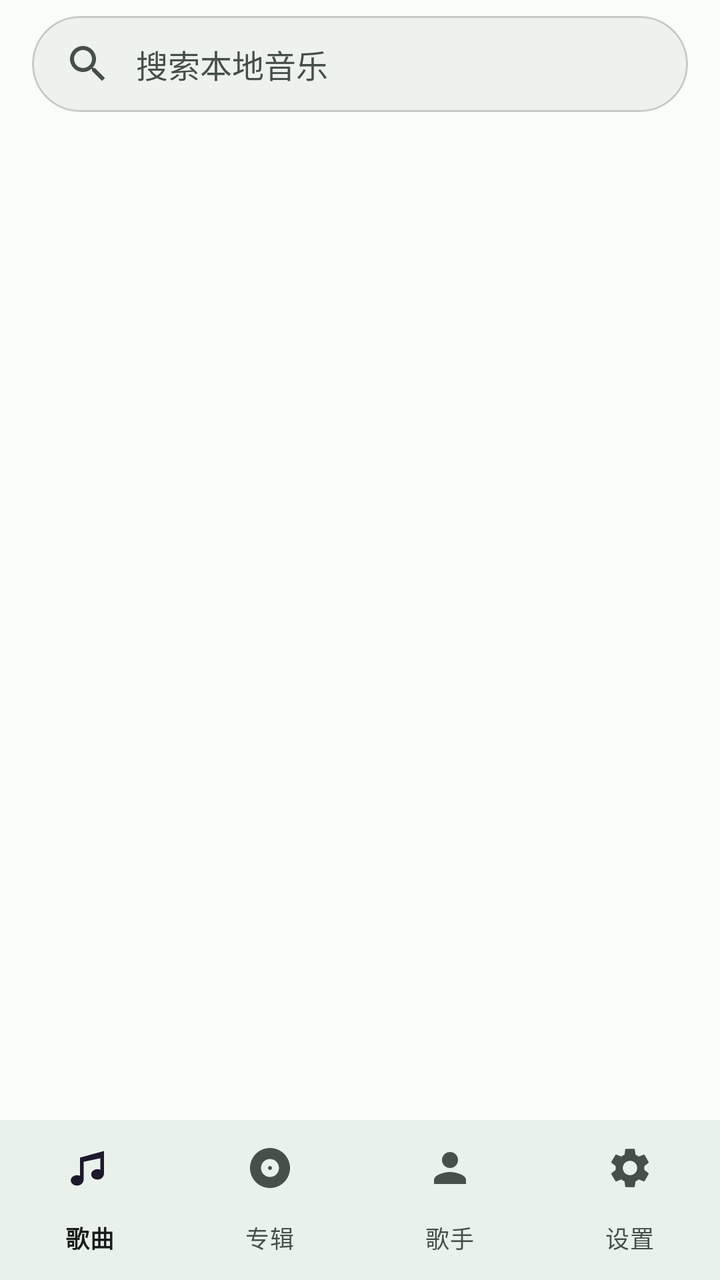
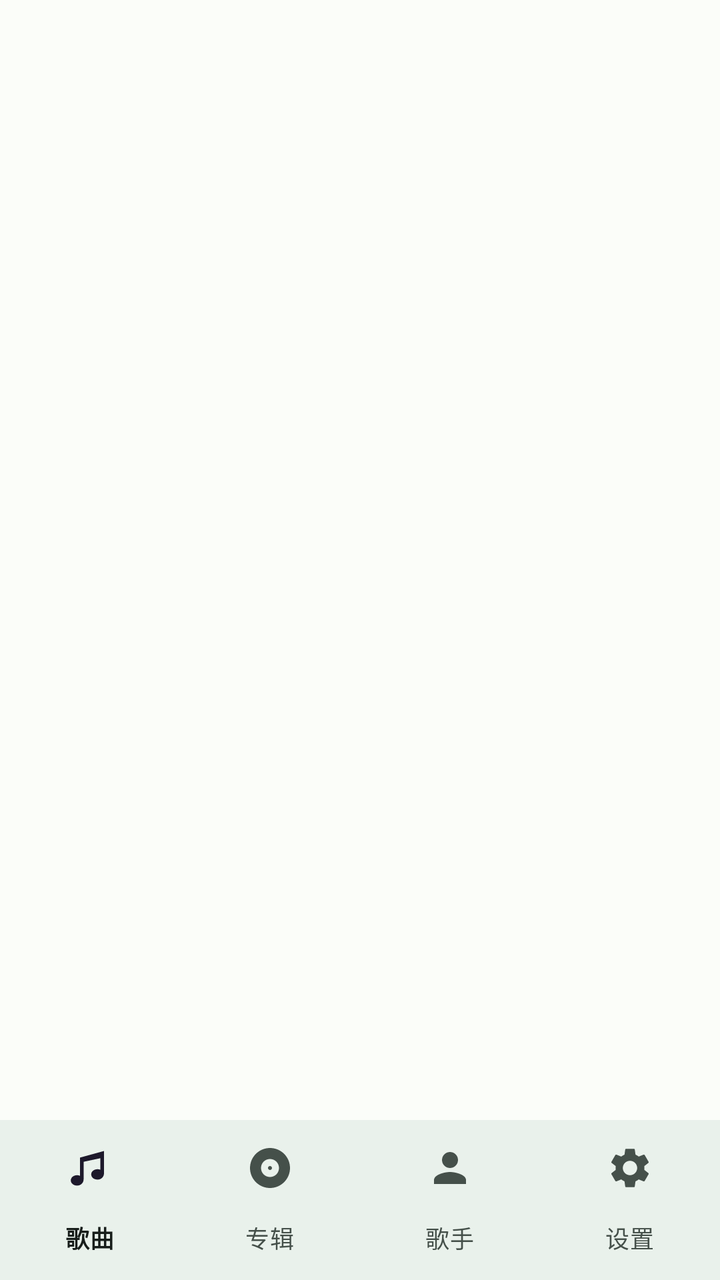

Compare the two renders of this Android layout. The source of the first and the diff that turns it into the second are given below.
<!-- AndroidManifest.xml: application theme Theme.Musicshell -->
<!-- res/layout/activity_main.xml -->
<?xml version="1.0" encoding="utf-8"?>
<androidx.coordinatorlayout.widget.CoordinatorLayout xmlns:android="http://schemas.android.com/apk/res/android"
    xmlns:app="http://schemas.android.com/apk/res-auto"
    android:layout_width="match_parent"
    android:layout_height="match_parent"
    android:background="?attr/colorSurface">

    
    <com.google.android.material.appbar.AppBarLayout
        android:id="@+id/app_bar_layout"
        android:layout_width="match_parent"
        android:layout_height="wrap_content"
        android:background="?attr/colorSurface"
        app:elevation="0dp">

        <com.google.android.material.card.MaterialCardView
            android:id="@+id/card_search"
            android:layout_width="match_parent"
            android:layout_height="wrap_content"
            android:layout_marginStart="16dp"
            android:layout_marginTop="8dp"
            android:layout_marginEnd="16dp"
            android:layout_marginBottom="8dp"
            app:cardBackgroundColor="?attr/colorSurfaceVariant"
            app:cardCornerRadius="28dp"
            app:cardElevation="0dp"
            app:strokeColor="?attr/colorOutline"
            app:strokeWidth="1dp">

            <LinearLayout
                android:layout_width="match_parent"
                android:layout_height="48dp"
                android:gravity="center_vertical"
                android:orientation="horizontal"
                android:paddingStart="16dp"
                android:paddingEnd="16dp">

                <ImageView
                    android:layout_width="24dp"
                    android:layout_height="24dp"
                    android:contentDescription="@string/search"
                    android:src="@drawable/ic_search"
                    app:tint="?attr/colorOnSurfaceVariant" />

                <EditText
                    android:id="@+id/edit_search"
                    android:layout_width="0dp"
                    android:layout_height="match_parent"
                    android:layout_marginStart="12dp"
                    android:layout_weight="1"
                    android:background="@null"
                    android:hint="@string/search_hint"
                    android:imeOptions="actionSearch"
                    android:inputType="text"
                    android:textColor="?attr/colorOnSurface"
                    android:textColorHint="?attr/colorOnSurfaceVariant"
                    android:textSize="16sp" />

                <ImageView
                    android:id="@+id/image_clear_search"
                    android:layout_width="24dp"
                    android:layout_height="24dp"
                    android:contentDescription="@string/clear"
                    android:visibility="gone"
                    app:tint="?attr/colorOnSurfaceVariant" />
            </LinearLayout>
        </com.google.android.material.card.MaterialCardView>
    </com.google.android.material.appbar.AppBarLayout>

    
    <FrameLayout
        android:id="@+id/fragment_container"
        android:layout_width="match_parent"
        android:layout_height="match_parent"
        android:layout_marginTop="64dp"
        android:layout_marginBottom="120dp"
        app:layout_behavior="@string/appbar_scrolling_view_behavior" />

    
    <LinearLayout
        android:layout_width="match_parent"
        android:layout_height="wrap_content"
        android:layout_gravity="bottom"
        android:orientation="vertical">

        
        <com.google.android.material.card.MaterialCardView
            android:id="@+id/card_mini_player"
            android:layout_width="match_parent"
            android:layout_height="wrap_content"
            android:layout_marginStart="16dp"
            android:layout_marginEnd="16dp"
            android:layout_marginBottom="8dp"
            android:visibility="gone"
            app:cardBackgroundColor="?attr/colorPrimaryContainer"
            app:cardCornerRadius="16dp"
            app:cardElevation="4dp">

            <LinearLayout
                android:layout_width="match_parent"
                android:layout_height="64dp"
                android:gravity="center_vertical"
                android:orientation="horizontal"
                android:paddingStart="8dp"
                android:paddingEnd="8dp">

                
                <com.google.android.material.imageview.ShapeableImageView
                    android:id="@+id/image_album_cover"
                    android:layout_width="48dp"
                    android:layout_height="48dp"
                    android:background="?attr/colorSurfaceVariant"
                    android:contentDescription="@string/album_cover"
                    android:scaleType="centerCrop"
                    app:shapeAppearanceOverlay="@style/CircleImageView" />

                
                <LinearLayout
                    android:layout_width="0dp"
                    android:layout_height="wrap_content"
                    android:layout_marginStart="12dp"
                    android:layout_weight="1"
                    android:orientation="vertical">

                    <TextView
                        android:id="@+id/text_mini_player_title"
                        android:layout_width="match_parent"
                        android:layout_height="wrap_content"
                        android:ellipsize="end"
                        android:maxLines="1"
                        android:text="@string/mini_player_default_title"
                        android:textAppearance="?attr/textAppearanceTitleSmall"
                        android:textColor="?attr/colorOnPrimaryContainer" />

                    <TextView
                        android:id="@+id/text_mini_player_artist"
                        android:layout_width="match_parent"
                        android:layout_height="wrap_content"
                        android:layout_marginTop="2dp"
                        android:ellipsize="end"
                        android:maxLines="1"
                        android:text="@string/mini_player_default_artist"
                        android:textAppearance="?attr/textAppearanceBodySmall"
                        android:textColor="?attr/colorOnPrimaryContainer" />
                </LinearLayout>

                
                <com.google.android.material.button.MaterialButton
                    android:id="@+id/button_mini_player_play_pause"
                    style="@style/Widget.Material3.Button.IconButton.Filled.Tonal"
                    android:layout_width="48dp"
                    android:layout_height="48dp"
                    android:contentDescription="@string/play_pause"
                    app:icon="@drawable/ic_play_arrow"
                    app:iconGravity="textStart"
                    app:iconSize="24dp" />
            </LinearLayout>
        </com.google.android.material.card.MaterialCardView>

        
        <com.google.android.material.bottomnavigation.BottomNavigationView
            android:id="@+id/bottom_navigation"
            android:layout_width="match_parent"
            android:layout_height="wrap_content"
            android:background="?attr/colorSurface"
            app:labelVisibilityMode="labeled"
            app:menu="@menu/bottom_navigation" />
    </LinearLayout>
</androidx.coordinatorlayout.widget.CoordinatorLayout>
<!-- resources referenced by this layout -->
<resources>
  <!-- drawable ic_play_arrow (drawable) -->
  <?xml version="1.0" encoding="utf-8"?>
  <vector xmlns:android="http://schemas.android.com/apk/res/android"
      android:width="24dp"
      android:height="24dp"
      android:viewportWidth="24"
      android:viewportHeight="24"
      android:tint="?attr/colorOnPrimaryContainer">
      <path
          android:fillColor="@android:color/white"
          android:pathData="M8,5v14l11,-7z"/>
  </vector>
  <!-- drawable ic_search (drawable) -->
  <?xml version="1.0" encoding="utf-8"?>
  <vector xmlns:android="http://schemas.android.com/apk/res/android"
      android:width="24dp"
      android:height="24dp"
      android:viewportWidth="24"
      android:viewportHeight="24"
      android:tint="?attr/colorOnSurfaceVariant">
      <path
          android:fillColor="@android:color/white"
          android:pathData="M15.5,14h-0.79l-0.28,-0.27C15.41,12.59 16,11.11 16,9.5 16,5.91 13.09,3 9.5,3S3,5.91 3,9.5 5.91,16 9.5,16c1.61,0 3.09,-0.59 4.23,-1.57l0.27,0.28v0.79l5,4.99L20.49,19l-4.99,-5zM9.5,14C7.01,14 5,11.99 5,9.5S7.01,5 9.5,5 14,7.01 14,9.5 11.99,14 9.5,14z"/>
  </vector>
  <string name="album_cover">专辑封面</string>
  <string name="clear">清除</string>
  <string name="mini_player_default_artist">点击歌曲开始播放</string>
  <string name="mini_player_default_title">未在播放</string>
  <string name="play_pause">播放/暂停</string>
  <string name="search">搜索</string>
  <string name="search_hint">搜索本地音乐</string>
  <style name="CircleImageView" parent="">
          <item name="cornerFamily">rounded</item>
          <item name="cornerSize">50%</item>
      </style>
  <style name="Theme.Musicshell" parent="Theme.Material3.DayNight.NoActionBar">
          <item name="colorPrimary">@color/musicshell_primary</item>
          <item name="colorOnPrimary">@color/musicshell_on_primary</item>
          <item name="colorPrimaryContainer">@color/musicshell_primary_container</item>
          <item name="colorOnPrimaryContainer">@color/musicshell_on_primary_container</item>
          <item name="colorSecondary">@color/musicshell_secondary</item>
          <item name="colorOnSecondary">@color/musicshell_on_secondary</item>
          <item name="colorSurface">@color/musicshell_surface</item>
          <item name="colorOnSurface">@color/musicshell_on_surface</item>
          <item name="colorSurfaceVariant">@color/musicshell_surface_variant</item>
          <item name="colorOnSurfaceVariant">@color/musicshell_on_surface_variant</item>
          <item name="colorOutline">@color/musicshell_outline</item>
          <item name="android:windowLightStatusBar">true</item>
          <item name="android:statusBarColor">@color/musicshell_surface</item>
          <item name="android:navigationBarColor">@color/musicshell_surface</item>
      </style>
  <color name="musicshell_primary">#216F55</color>
  <color name="musicshell_on_primary">#FFFFFFFF</color>
  <color name="musicshell_primary_container">#D7F5E6</color>
  <color name="musicshell_on_primary_container">#062117</color>
  <color name="musicshell_secondary">#4B6358</color>
  <color name="musicshell_on_secondary">#FFFFFFFF</color>
  <color name="musicshell_surface">#FBFDF9</color>
  <color name="musicshell_on_surface">#171D1A</color>
  <color name="musicshell_surface_variant">#EEF2EC</color>
  <color name="musicshell_on_surface_variant">#45504A</color>
  <color name="musicshell_outline">#C4CCC5</color>
</resources>

<!-- the commit's change to res/layout/activity_main.xml (unified diff, before → after) -->
@@ -6,75 +6,11 @@
     android:background="?attr/colorSurface">
 
     
-    <com.google.android.material.appbar.AppBarLayout
-        android:id="@+id/app_bar_layout"
-        android:layout_width="match_parent"
-        android:layout_height="wrap_content"
-        android:background="?attr/colorSurface"
-        app:elevation="0dp">
-
-        <com.google.android.material.card.MaterialCardView
-            android:id="@+id/card_search"
-            android:layout_width="match_parent"
-            android:layout_height="wrap_content"
-            android:layout_marginStart="16dp"
-            android:layout_marginTop="8dp"
-            android:layout_marginEnd="16dp"
-            android:layout_marginBottom="8dp"
-            app:cardBackgroundColor="?attr/colorSurfaceVariant"
-            app:cardCornerRadius="28dp"
-            app:cardElevation="0dp"
-            app:strokeColor="?attr/colorOutline"
-            app:strokeWidth="1dp">
-
-            <LinearLayout
-                android:layout_width="match_parent"
-                android:layout_height="48dp"
-                android:gravity="center_vertical"
-                android:orientation="horizontal"
-                android:paddingStart="16dp"
-                android:paddingEnd="16dp">
-
-                <ImageView
-                    android:layout_width="24dp"
-                    android:layout_height="24dp"
-                    android:contentDescription="@string/search"
-                    android:src="@drawable/ic_search"
-                    app:tint="?attr/colorOnSurfaceVariant" />
-
-                <EditText
-                    android:id="@+id/edit_search"
-                    android:layout_width="0dp"
-                    android:layout_height="match_parent"
-                    android:layout_marginStart="12dp"
-                    android:layout_weight="1"
-                    android:background="@null"
-                    android:hint="@string/search_hint"
-                    android:imeOptions="actionSearch"
-                    android:inputType="text"
-                    android:textColor="?attr/colorOnSurface"
-                    android:textColorHint="?attr/colorOnSurfaceVariant"
-                    android:textSize="16sp" />
-
-                <ImageView
-                    android:id="@+id/image_clear_search"
-                    android:layout_width="24dp"
-                    android:layout_height="24dp"
-                    android:contentDescription="@string/clear"
-                    android:visibility="gone"
-                    app:tint="?attr/colorOnSurfaceVariant" />
-            </LinearLayout>
-        </com.google.android.material.card.MaterialCardView>
-    </com.google.android.material.appbar.AppBarLayout>
-
-    
     <FrameLayout
         android:id="@+id/fragment_container"
         android:layout_width="match_parent"
         android:layout_height="match_parent"
-        android:layout_marginTop="64dp"
-        android:layout_marginBottom="120dp"
-        app:layout_behavior="@string/appbar_scrolling_view_behavior" />
+        android:layout_marginBottom="120dp" />
 
     
     <LinearLayout
<!-- resource entries referenced after the edit -->
@@ -12,25 +12,10 @@
           android:fillColor="@android:color/white"
           android:pathData="M8,5v14l11,-7z"/>
   </vector>
-  <!-- drawable ic_search (drawable) -->
-  <?xml version="1.0" encoding="utf-8"?>
-  <vector xmlns:android="http://schemas.android.com/apk/res/android"
-      android:width="24dp"
-      android:height="24dp"
-      android:viewportWidth="24"
-      android:viewportHeight="24"
-      android:tint="?attr/colorOnSurfaceVariant">
-      <path
-          android:fillColor="@android:color/white"
-          android:pathData="M15.5,14h-0.79l-0.28,-0.27C15.41,12.59 16,11.11 16,9.5 16,5.91 13.09,3 9.5,3S3,5.91 3,9.5 5.91,16 9.5,16c1.61,0 3.09,-0.59 4.23,-1.57l0.27,0.28v0.79l5,4.99L20.49,19l-4.99,-5zM9.5,14C7.01,14 5,11.99 5,9.5S7.01,5 9.5,5 14,7.01 14,9.5 11.99,14 9.5,14z"/>
-  </vector>
   <string name="album_cover">专辑封面</string>
-  <string name="clear">清除</string>
   <string name="mini_player_default_artist">点击歌曲开始播放</string>
   <string name="mini_player_default_title">未在播放</string>
   <string name="play_pause">播放/暂停</string>
-  <string name="search">搜索</string>
-  <string name="search_hint">搜索本地音乐</string>
   <style name="CircleImageView" parent="">
           <item name="cornerFamily">rounded</item>
           <item name="cornerSize">50%</item>
